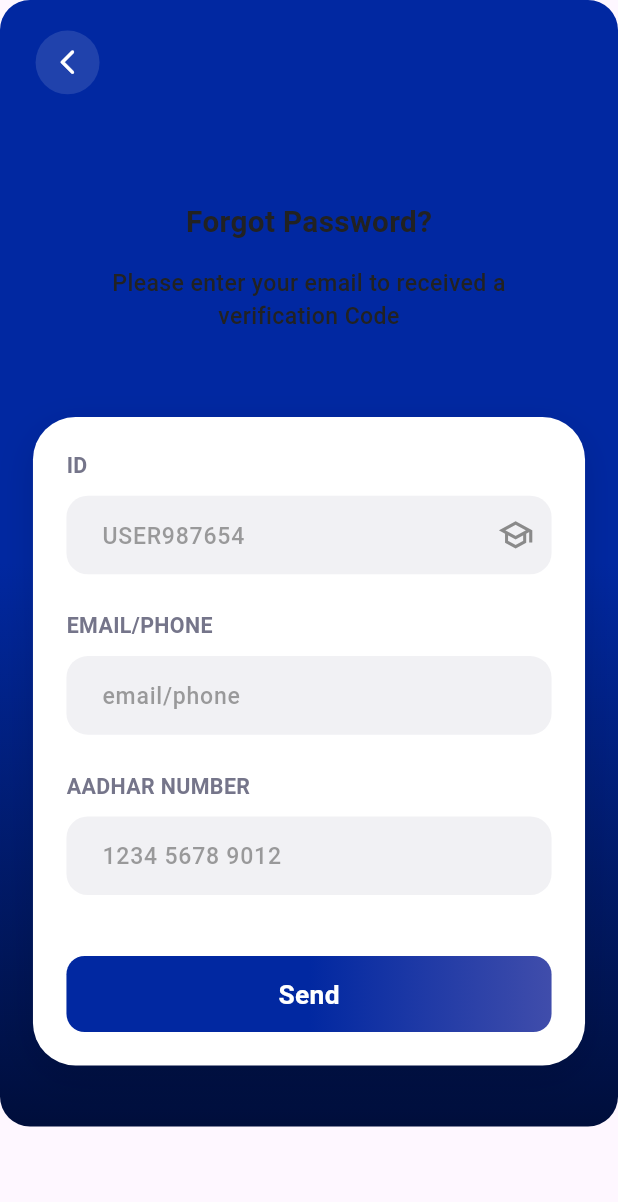
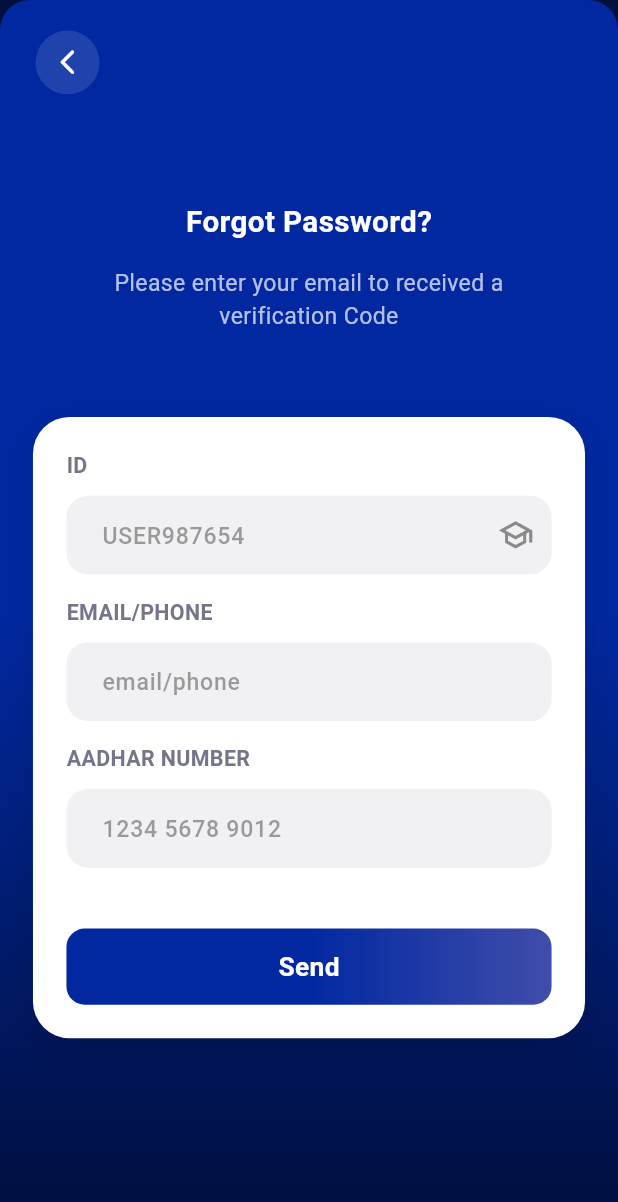
Before and after one commit to balawant-dev/edunity, a Flutter app: the ForgotPasswordScreen screen opened by its route, on a phone screen of 412 x 824 dp. Shown: the top 1202 px of the screen. Run offline on Flutter 3.47's test engine with Material 3 defaults, Android fonts, the phone set to English and light mode, and no system bars; our stand-ins replace flutter_screenutil; Roboto replaces fonts that are missing (Poppins); statements that could not run were skipped.

Commit message:
this fbd

```diff
--- a/lib/common/widgets/auth_background.dart
+++ b/lib/common/widgets/auth_background.dart
@@ -16,6 +16,8 @@ class AuthBackground extends StatelessWidget {
   Widget build(BuildContext context) {
 
     return Container(
+      width: MediaQuery.of(context).size.width,
+      height: MediaQuery.of(context).size.height,
 
       clipBehavior: Clip.antiAlias,
       decoration: ShapeDecoration(
--- a/lib/common/widgets/custom_button.dart
+++ b/lib/common/widgets/custom_button.dart
@@ -54,9 +54,16 @@ class CustomButton extends StatelessWidget {
 
           child: isLoading
 
-              ? const CircularProgressIndicator(
-            color: Colors.white,
-          )
+              ? SizedBox(
+            height: 30.h,
+                width: 30.w,
+                child: const CircularProgressIndicator(
+                            color: Colors.white,
+                            strokeWidth: 3,
+
+
+                          ),
+              )
 
               : Text(
             text,
--- a/lib/features/auth/forgot_password/screen/forgot_password_screen.dart
+++ b/lib/features/auth/forgot_password/screen/forgot_password_screen.dart
@@ -19,6 +19,7 @@ class ForgotPasswordScreen extends StatelessWidget {
     final provider = context.watch<ForgotPasswordProvider>();
 
     return Scaffold(
+      backgroundColor: AppColors.deepPrimary,
 
       body: AuthBackground(
 
@@ -68,7 +69,7 @@ class ForgotPasswordScreen extends StatelessWidget {
                 /// TITLE
                 Text(
                   "Forgot Password?",
-                  style: AppTextStyles.bold(),
+                  style: AppTextStyles.bold(color: AppColors.white),
                 ),
 
                 SizedBox(height: 16.h),
@@ -81,7 +82,7 @@ class ForgotPasswordScreen extends StatelessWidget {
                     "Please enter your email to received a verification Code",
                     textAlign: TextAlign.center,
 
-                    style: AppTextStyles.medium(),
+                    style: AppTextStyles.regular(color: AppColors.white.withOpacity(0.7)),
                   ),
                 ),
 
@@ -98,7 +99,7 @@ class ForgotPasswordScreen extends StatelessWidget {
 
                     color: AppColors.white,
 
-                    borderRadius: BorderRadius.circular(28.r),
+                    borderRadius: BorderRadius.circular(24.r),
 
                     boxShadow: [
                       BoxShadow(
@@ -127,7 +128,7 @@ class ForgotPasswordScreen extends StatelessWidget {
                         ),
                       ),
 
-                      SizedBox(height: 24.h),
+                      SizedBox(height: 15.h),
 
                       /// EMAIL / PHONE
                       CustomTextField(
@@ -139,7 +140,7 @@ class ForgotPasswordScreen extends StatelessWidget {
                         label: "EMAIL/PHONE",
                       ),
 
-                      SizedBox(height: 24.h),
+                      SizedBox(height: 15.h),
 
                       /// AADHAAR
                       CustomTextField(
```
Also changed, not shown: lib/features/auth/otp/screen/otp_screen.dart (+4 -3 lines), lib/features/auth/reset_password/screen/reset_password_screen.dart (+5 -4 lines).
